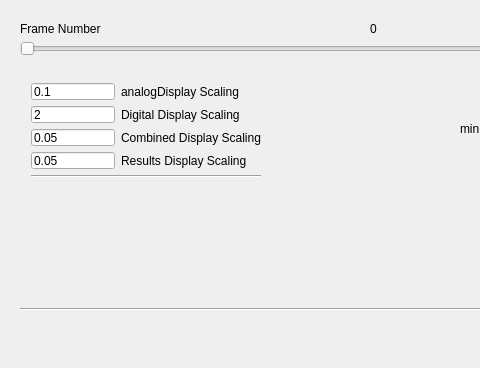
First picture: the form in mainwindow.ui, repository htphilipp/EMPADBrowser, before the edit; both pictures show x 0 to 480 and y 225 to 593 of the 850 by 593 pixel window.
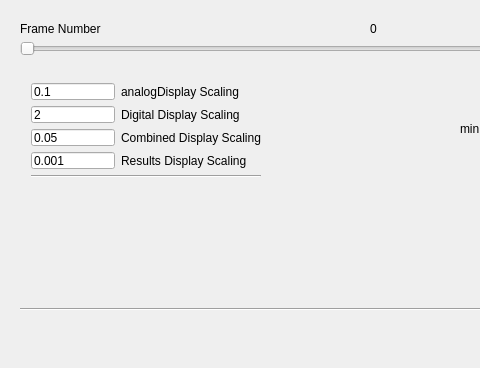
Second picture: the form after the edit.

Patch:
```diff
--- a/mainwindow.ui
+++ b/mainwindow.ui
@@ -469,7 +469,7 @@
      </item>
     </layout>
    </widget>
-   <widget class="QWidget" name="">
+   <widget class="QWidget" name="layoutWidget">
     <property name="geometry">
      <rect>
       <x>20</x>
@@ -524,7 +524,7 @@
      <item row="3" column="0">
       <widget class="QLineEdit" name="lineEdit_resultsScale">
        <property name="text">
-        <string>0.05</string>
+        <string>0.001</string>
        </property>
       </widget>
      </item>
```
Left out of the diff: 2 changed lines with no effect on the pictures.
